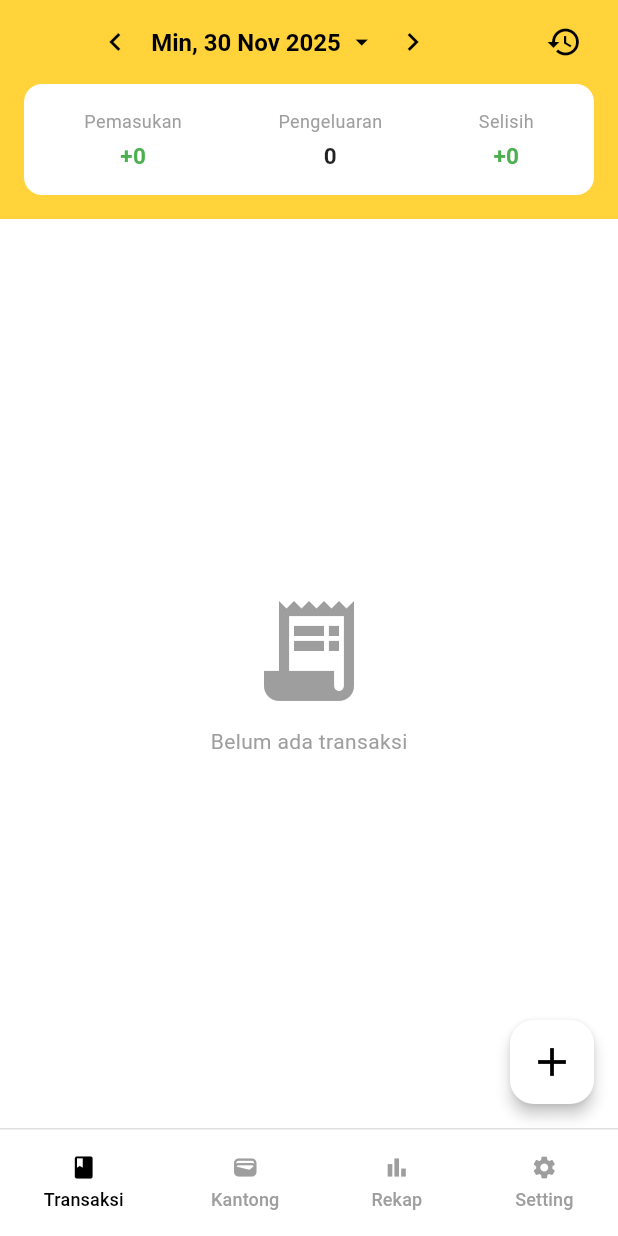
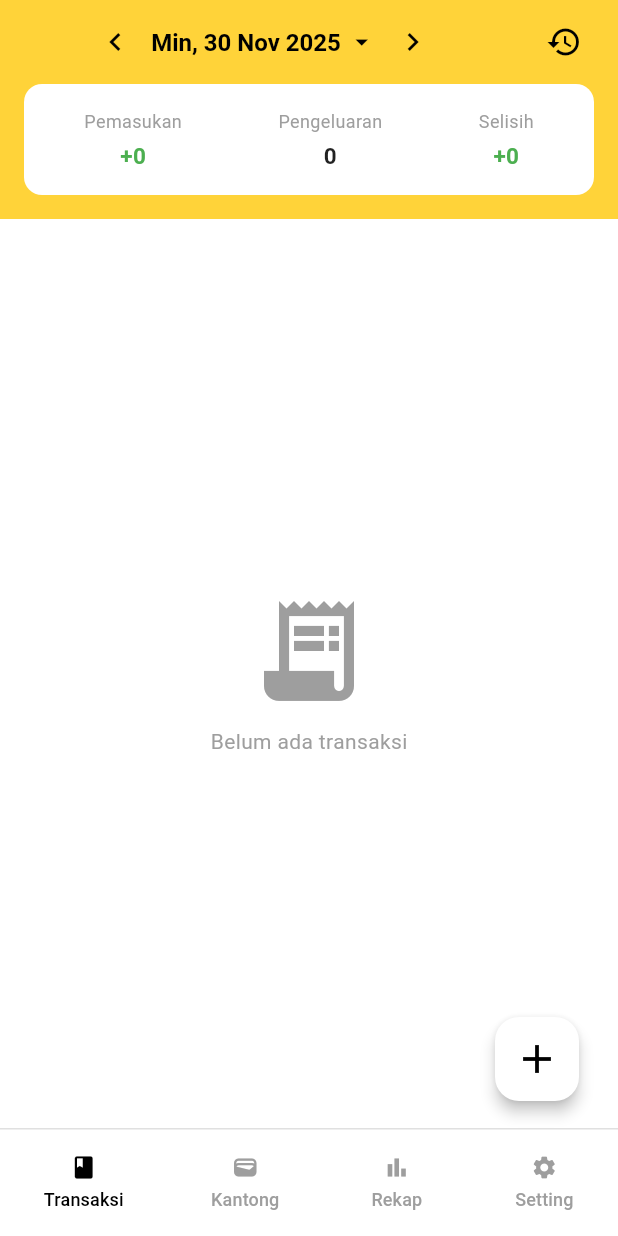
Before and after one commit to yaya7807-ai/mobile-kelompok-09, a Flutter app: the TransactionScreen screen opened directly, on a phone screen of 412 x 824 dp. Run offline on Flutter 3.47's test engine with Material 3 defaults, Android fonts, the phone set to English and light mode, and no system bars; our stand-ins replace cloud_firestore, firebase_auth, firebase_core, fl_chart, flutter_svg; accounts and stored records are empty.

Commit message:
melakukan update pada visual transaction_screen.dart

```diff
--- a/mydompet/lib/screens/transaction_screen.dart
+++ b/mydompet/lib/screens/transaction_screen.dart
@@ -19,12 +19,10 @@ class TransactionScreen extends StatefulWidget {
   State<TransactionScreen> createState() => _TransactionScreenState();
 }
 
-// 1. TAMBAHKAN SingleTickerProviderStateMixin UNTUK ANIMASI
 class _TransactionScreenState extends State<TransactionScreen>
     with SingleTickerProviderStateMixin {
   DateTime selectedDate = DateTime.now();
 
-  // --- VARIABEL ANIMASI MENU ---
   late AnimationController _animationController;
   late Animation<double> _fadeAnimation;
   late Animation<double> _rotateAnimation;
@@ -33,21 +31,21 @@ class _TransactionScreenState extends State<TransactionScreen>
   @override
   void initState() {
     super.initState();
-    // Inisialisasi Controller Animasi
     _animationController = AnimationController(
       vsync: this,
-      duration: const Duration(milliseconds: 250), // Kecepatan animasi
+      duration: const Duration(milliseconds: 300),
     );
 
-    // Animasi Fade In/Out
     _fadeAnimation = CurvedAnimation(
       parent: _animationController,
-      curve: Curves.easeOut,
+      curve: Curves.fastOutSlowIn,
     );
 
-    // Animasi Putar Icon Plus (jadi X)
     _rotateAnimation = Tween<double>(begin: 0.0, end: 0.125).animate(
-      CurvedAnimation(parent: _animationController, curve: Curves.easeInOut),
+      CurvedAnimation(
+        parent: _animationController,
+        curve: Curves.easeInOutCubic,
+      ),
     );
   }
 
@@ -57,7 +55,6 @@ class _TransactionScreenState extends State<TransactionScreen>
     super.dispose();
   }
 
-  // Fungsi Toggle Menu (Buka/Tutup)
   void _toggleMenu() {
     if (isMenuOpen) {
       _animationController.reverse();
@@ -69,7 +66,6 @@ class _TransactionScreenState extends State<TransactionScreen>
     });
   }
 
-  // Fungsi Menutup Menu (dipanggil saat item diklik)
   void _closeMenu() {
     _animationController.reverse();
     setState(() {
@@ -112,7 +108,6 @@ class _TransactionScreenState extends State<TransactionScreen>
       setState(() => selectedDate = picked);
   }
 
-  // --- NAVIGATION ---
   void openIncome() {
     _closeMenu();
     Navigator.push(
@@ -244,7 +239,9 @@ class _TransactionScreenState extends State<TransactionScreen>
         .orderBy('createdAt', descending: true)
         .snapshots();
 
-    return Scaffold(
+    return Stack(
+      children: [
+        Scaffold(
           backgroundColor: const Color(0xFFF5F5F5),
           appBar: AppBar(
             backgroundColor: const Color(0xFFFFD339),
@@ -295,11 +292,7 @@ class _TransactionScreenState extends State<TransactionScreen>
             ],
           ),
 
-      // 🔥 MENGGUNAKAN STACK UNTUK CUSTOM MENU 🔥
-      body: Stack(
-        children: [
-          // LAYER 1: KONTEN UTAMA (LIST TRANSAKSI)
-          GestureDetector(
+          body: GestureDetector(
             onHorizontalDragEnd: (details) {
               if (details.primaryVelocity! > 0)
                 previousDay();
@@ -390,8 +383,8 @@ class _TransactionScreenState extends State<TransactionScreen>
                                   top: 16,
                                   left: 16,
                                   right: 16,
-                                  bottom: 80,
-                                ), // Bottom padding extra untuk FAB
+                                  bottom: 150,
+                                ),
                                 itemCount: docs.length,
                                 separatorBuilder: (context, index) =>
                                     const Divider(height: 1),
@@ -409,28 +402,25 @@ class _TransactionScreenState extends State<TransactionScreen>
               },
             ),
           ),
+          bottomNavigationBar: _buildBottomNav(context),
+        ),
 
-          // LAYER 2: LATAR GELAP/BLUR (Hanya muncul jika menu terbuka)
+        // LAYER 2: LATAR PUTIH TRANSPARAN
         if (isMenuOpen)
-            GestureDetector(
+          Positioned.fill(
+            child: GestureDetector(
               onTap: _closeMenu,
-              child: Container(
-                color: Colors.white.withOpacity(
-                  0.9,
-                ), // Latar Putih Transparan seperti di gambar
-                width: double.infinity,
-                height: double.infinity,
+              child: Container(color: Colors.white.withOpacity(0.92)),
             ),
           ),
 
-          // LAYER 3: MENU ITEMS (ANIMASI DARI BAWAH KE ATAS)
+        // LAYER 3: MENU ITEMS (Posisi Disesuaikan)
         Positioned(
-            right: 24, // Rata kanan
-            bottom: 100, // Di atas FAB utama
+          right: 24,
+          bottom: 160,
           child: Column(
             crossAxisAlignment: CrossAxisAlignment.end,
             children: [
-                // Item 1: Pindah Saldo (Gold) - Index 2 (Paling atas)
               _buildAnimatedMenuItem(
                 index: 2,
                 label: "Pindah Saldo",
@@ -439,8 +429,6 @@ class _TransactionScreenState extends State<TransactionScreen>
                 onTap: openTransfer,
               ),
               const SizedBox(height: 20),
-
-                // Item 2: Pemasukan (Hijau Teal) - Index 1
               _buildAnimatedMenuItem(
                 index: 1,
                 label: "Pemasukan",
@@ -449,8 +437,6 @@ class _TransactionScreenState extends State<TransactionScreen>
                 onTap: openIncome,
               ),
               const SizedBox(height: 20),
-
-                // Item 3: Pengeluaran (Cyan) - Index 0 (Paling bawah)
               _buildAnimatedMenuItem(
                 index: 0,
                 label: "Pengeluaran",
@@ -462,10 +448,10 @@ class _TransactionScreenState extends State<TransactionScreen>
           ),
         ),
 
-          // LAYER 4: MAIN FAB (TOMBOL UTAMA)
+        // LAYER 4: MAIN FAB
         Positioned(
-            right: 16,
-            bottom: 16,
+          right: 26,
+          bottom: 90,
           child: FloatingActionButton(
             onPressed: _toggleMenu,
             backgroundColor: Colors.white,
@@ -477,12 +463,10 @@ class _TransactionScreenState extends State<TransactionScreen>
           ),
         ),
       ],
-      ),
-      bottomNavigationBar: _buildBottomNav(context),
     );
   }
 
-  // WIDGET ITEM MENU DENGAN ANIMASI
+  // 🔥 UPDATE DI SINI (Menambahkan Material Widget untuk Label) 🔥
   Widget _buildAnimatedMenuItem({
     required int index,
     required String label,
@@ -490,21 +474,17 @@ class _TransactionScreenState extends State<TransactionScreen>
     required Color color,
     required VoidCallback onTap,
   }) {
-    // Membuat delay sedikit antara item (staggered animation)
     final double startInterval = index * 0.1;
-    final double endInterval = startInterval + 0.6; // Durasi animasi per item
+    final double endInterval = startInterval + 0.6;
 
     final Animation<Offset> slideAnimation =
-        Tween<Offset>(
-          begin: const Offset(0, 0.5), // Mulai dari sedikit di bawah
-          end: Offset.zero, // Berakhir di posisi aslinya
-        ).animate(
+        Tween<Offset>(begin: const Offset(0, 0.3), end: Offset.zero).animate(
           CurvedAnimation(
             parent: _animationController,
             curve: Interval(
               startInterval,
               endInterval > 1.0 ? 1.0 : endInterval,
-              curve: Curves.easeOut,
+              curve: Curves.fastOutSlowIn,
             ),
           ),
         );
@@ -527,8 +507,10 @@ class _TransactionScreenState extends State<TransactionScreen>
           child: Row(
             mainAxisSize: MainAxisSize.min,
             children: [
-              // Label
-              Container(
+              // 🔥 PEMBUNGKUS MATERIAL DITAMBAHKAN AGAR TEKS BERSIH 🔥
+              Material(
+                color: Colors.transparent,
+                child: Container(
                   padding: const EdgeInsets.symmetric(
                     horizontal: 12,
                     vertical: 6,
@@ -549,10 +531,14 @@ class _TransactionScreenState extends State<TransactionScreen>
                     style: const TextStyle(
                       fontWeight: FontWeight.bold,
                       fontSize: 14,
+                      color: Colors.black, // Pastikan Hitam
+                      decoration: TextDecoration.none, // Hapus Garis Bawah
+                    ),
                   ),
                 ),
               ),
               const SizedBox(width: 16),
+
               // Tombol Bulat
               Container(
                 width: 60,
@@ -584,9 +570,7 @@ class _TransactionScreenState extends State<TransactionScreen>
     );
   }
 
-  // ... (Sisa Widget seperti _buildTransactionItem, _buildBottomNav dll TETAP SAMA) ...
-  // PASTIKAN MENYALIN HELPER WIDGETS DI BAWAH INI JUGA
-
+  // ... (Sisa Widget TETAP SAMA) ...
   Widget _buildTransactionItem(String docId, Map<String, dynamic> data) {
     String type = data['tipe'];
     double amount = (data['jumlah'] ?? 0).toDouble();
```
Lines whose indentation alone changed are shown as unchanged.
